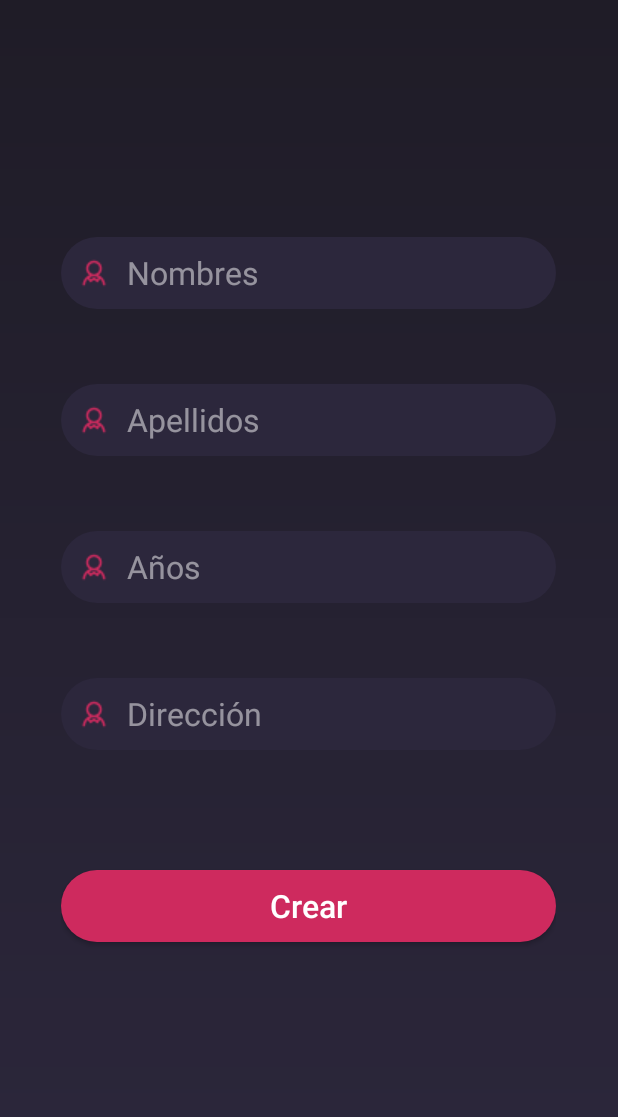
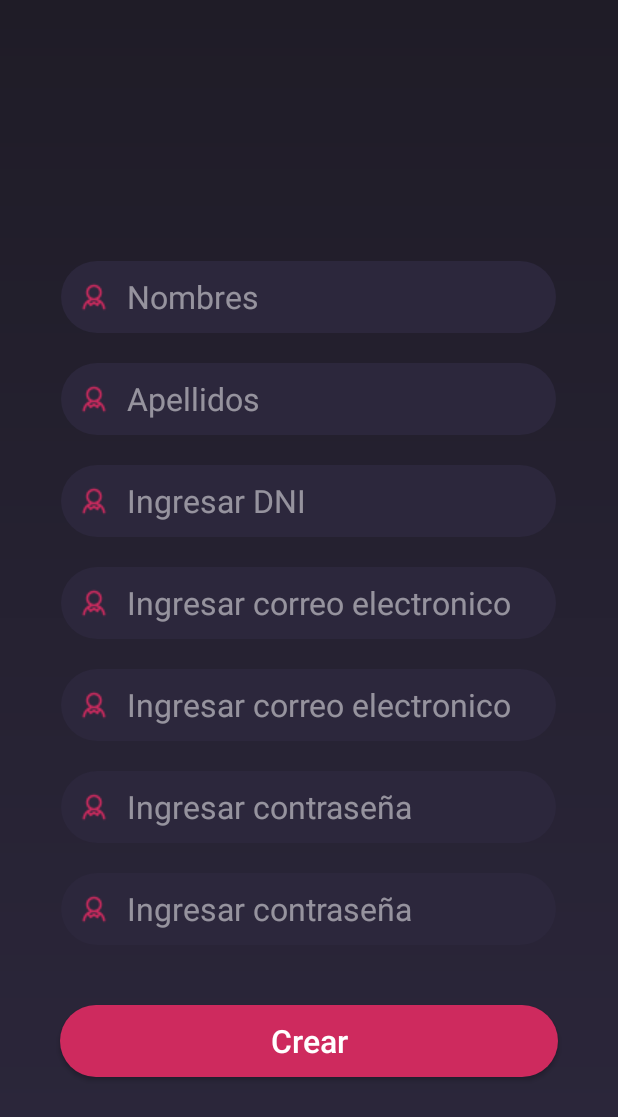
Before and after one commit to Lutimi/TeleAppMobile, an Android app: the RegisterActivity screen opened directly, with no data from a screen before it, on a phone screen of 412 x 824 dp. Shown: the top 1117 px of the screen. Run offline under Robolectric (Android 15) with nearby library versions, the phone set to English and light mode, and no system bars.

```diff
--- a/app/src/main/res/layout/register_main.xml
+++ b/app/src/main/res/layout/register_main.xml
@@ -8,11 +8,12 @@
     tools:context="com.example.vicky.androidui.MainActivity">
 
     <LinearLayout
+            android:id="@+id/linear"
             android:layout_width="330dp"
-        android:layout_height="507dp"
+            android:layout_height="wrap_content"
             android:layout_centerInParent="true"
             android:layout_marginStart="20dp"
-        android:layout_marginTop="20dp"
+            android:layout_marginTop="50dp"
             android:layout_marginEnd="20dp"
             android:layout_marginBottom="20dp"
             android:orientation="vertical">
@@ -21,7 +22,7 @@
                 android:id="@+id/firstname"
                 android:layout_width="match_parent"
                 android:layout_height="48dp"
-            android:layout_marginBottom="50dp"
+                android:layout_marginBottom="20dp"
                 android:background="@drawable/edit_text_background"
                 android:drawableStart="@drawable/ic_user"
                 android:drawablePadding="10dp"
@@ -37,7 +38,7 @@
                 android:id="@+id/lastname"
                 android:layout_width="match_parent"
                 android:layout_height="48dp"
-            android:layout_marginBottom="50dp"
+                android:layout_marginBottom="20dp"
                 android:background="@drawable/edit_text_background"
                 android:drawableStart="@drawable/ic_user"
                 android:drawablePadding="10dp"
@@ -53,12 +54,12 @@
                 android:id="@+id/age"
                 android:layout_width="match_parent"
                 android:layout_height="48dp"
-            android:layout_marginBottom="50dp"
+                android:layout_marginBottom="20dp"
                 android:background="@drawable/edit_text_background"
                 android:drawableStart="@drawable/ic_user"
                 android:drawablePadding="10dp"
                 android:ems="10"
-            android:hint="Años"
+                android:hint="Ingresar DNI"
                 android:inputType="textPersonName"
                 android:padding="10dp"
                 android:textColor="@color/white"
@@ -69,28 +70,79 @@
                 android:id="@+id/address"
                 android:layout_width="match_parent"
                 android:layout_height="48dp"
-            android:layout_marginBottom="80dp"
+                android:layout_marginBottom="20dp"
                 android:background="@drawable/edit_text_background"
                 android:drawableStart="@drawable/ic_user"
                 android:drawablePadding="10dp"
                 android:ems="10"
-            android:hint="Dirección"
+                android:hint="Ingresar correo electronico"
                 android:inputType="textPersonName"
                 android:padding="10dp"
                 android:textColor="@color/white"
                 android:textColorHint="@color/hint_color"
                 android:textSize="21sp" />
 
+        <EditText
+                android:id="@+id/address2"
+                android:layout_width="match_parent"
+                android:layout_height="48dp"
+                android:layout_marginBottom="20dp"
+                android:background="@drawable/edit_text_background"
+                android:drawableStart="@drawable/ic_user"
+                android:drawablePadding="10dp"
+                android:ems="10"
+                android:hint="Ingresar correo electronico"
+                android:inputType="textPersonName"
+                android:padding="10dp"
+                android:textColor="@color/white"
+                android:textColorHint="@color/hint_color"
+                android:textSize="21sp" />
+
+        <EditText
+                android:id="@+id/address3"
+                android:layout_width="match_parent"
+                android:layout_height="48dp"
+                android:layout_marginBottom="20dp"
+                android:background="@drawable/edit_text_background"
+                android:drawableStart="@drawable/ic_user"
+                android:drawablePadding="10dp"
+                android:ems="10"
+                android:hint="Ingresar contraseña"
+                android:inputType="textPersonName"
+                android:padding="10dp"
+                android:textColor="@color/white"
+                android:textColorHint="@color/hint_color"
+                android:textSize="21sp" />
+
+        <EditText
+                android:id="@+id/address4"
+                android:layout_width="match_parent"
+                android:layout_height="48dp"
+                android:layout_marginBottom="20dp"
+                android:background="@drawable/edit_text_background"
+                android:drawableStart="@drawable/ic_user"
+                android:drawablePadding="10dp"
+                android:ems="10"
+                android:hint="Ingresar contraseña"
+                android:inputType="textPersonName"
+                android:padding="10dp"
+                android:textColor="@color/white"
+                android:textColorHint="@color/hint_color"
+                android:textSize="21sp" />
+
+
+    </LinearLayout>
     <Button
+            android:layout_below="@+id/linear"
             android:id="@+id/login"
             android:layout_width="match_parent"
             android:layout_height="48dp"
             android:layout_marginBottom="20dp"
             android:background="@drawable/button_background"
             android:text="Crear"
+            android:layout_marginStart="40dp"
+            android:layout_marginEnd="40dp"
             android:textAllCaps="false"
             android:textColor="@color/white"
             android:textSize="21sp" />
-    </LinearLayout>
-
 </RelativeLayout>
```
Lines whose indentation alone changed are shown as unchanged.
